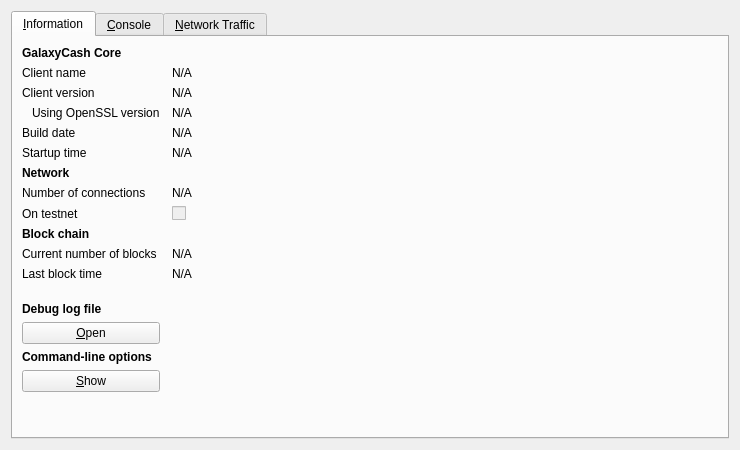
galaxycash/galaxycash, file src/qt/forms/rpcconsole.ui: the form before one commit.
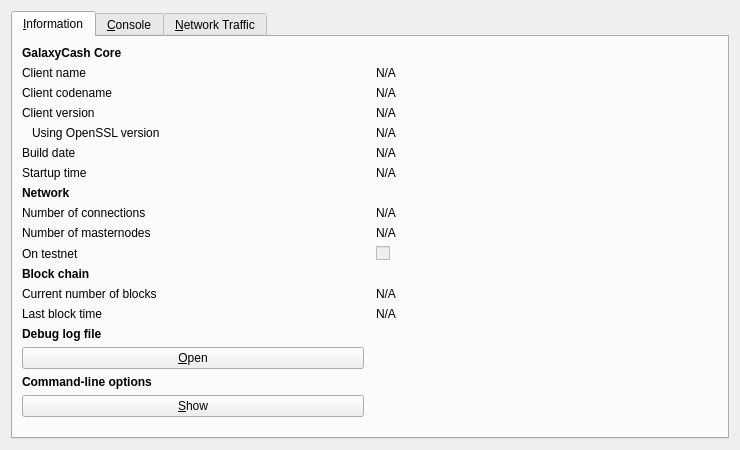
The form after the commit. Icons and pictures are not drawn. Custom widgets are drawn as their Qt base class.

Diff of the .ui file:
```diff
--- a/src/qt/forms/rpcconsole.ui
+++ b/src/qt/forms/rpcconsole.ui
@@ -23,12 +23,32 @@
       <attribute name="title">
        <string>&amp;Information</string>
       </attribute>
-      <layout class="QGridLayout" name="gridLayout" columnstretch="0,1">
+      <layout class="QGridLayout" name="gridLayout" columnstretch="0,0">
        <property name="horizontalSpacing">
         <number>12</number>
        </property>
-       <item row="0" column="0">
-        <widget class="QLabel" name="label_9">
+       <item row="13" column="0">
+        <widget class="QLabel" name="label_2">
+         <property name="text">
+          <string>Last block time</string>
+         </property>
+        </widget>
+       </item>
+       <item row="16" column="0">
+        <widget class="QPushButton" name="openDebugLogfileButton">
+         <property name="toolTip">
+          <string>Open the GalaxyCash debug log file from the current data directory. This can take a few seconds for large log files.</string>
+         </property>
+         <property name="text">
+          <string>&amp;Open</string>
+         </property>
+         <property name="autoDefault">
+          <bool>false</bool>
+         </property>
+        </widget>
+       </item>
+       <item row="15" column="0">
+        <widget class="QLabel" name="labelDebugLogfile">
          <property name="font">
           <font>
            <weight>75</weight>
@@ -36,7 +56,90 @@
           </font>
          </property>
          <property name="text">
-          <string>GalaxyCash Core</string>
+          <string>Debug log file</string>
+         </property>
+        </widget>
+       </item>
+       <item row="18" column="0">
+        <widget class="QPushButton" name="showCLOptionsButton">
+         <property name="toolTip">
+          <string>Show the GalaxyCash-Qt help message to get a list with possible GalaxyCash command-line options.</string>
+         </property>
+         <property name="text">
+          <string>&amp;Show</string>
+         </property>
+         <property name="autoDefault">
+          <bool>false</bool>
+         </property>
+        </widget>
+       </item>
+       <item row="19" column="0">
+        <spacer name="verticalSpacer">
+         <property name="orientation">
+          <enum>Qt::Vertical</enum>
+         </property>
+         <property name="sizeHint" stdset="0">
+          <size>
+           <width>20</width>
+           <height>40</height>
+          </size>
+         </property>
+        </spacer>
+       </item>
+       <item row="2" column="1">
+        <widget class="QLabel" name="clientCodename">
+         <property name="text">
+          <string>N/A</string>
+         </property>
+        </widget>
+       </item>
+       <item row="2" column="0">
+        <widget class="QLabel" name="label_4">
+         <property name="text">
+          <string>Client codename</string>
+         </property>
+        </widget>
+       </item>
+       <item row="17" column="0">
+        <widget class="QLabel" name="labelCLOptions">
+         <property name="font">
+          <font>
+           <weight>75</weight>
+           <bold>true</bold>
+          </font>
+         </property>
+         <property name="text">
+          <string>Command-line options</string>
+         </property>
+        </widget>
+       </item>
+       <item row="9" column="0">
+        <widget class="QLabel" name="label_15">
+         <property name="text">
+          <string>Number of masternodes</string>
+         </property>
+        </widget>
+       </item>
+       <item row="3" column="0">
+        <widget class="QLabel" name="label_6">
+         <property name="text">
+          <string>Client version</string>
+         </property>
+        </widget>
+       </item>
+       <item row="3" column="1">
+        <widget class="QLabel" name="clientVersion">
+         <property name="cursor">
+          <cursorShape>IBeamCursor</cursorShape>
+         </property>
+         <property name="text">
+          <string>N/A</string>
+         </property>
+         <property name="textFormat">
+          <enum>Qt::PlainText</enum>
+         </property>
+         <property name="textInteractionFlags">
+          <set>Qt::LinksAccessibleByMouse|Qt::TextSelectableByKeyboard|Qt::TextSelectableByMouse</set>
          </property>
         </widget>
        </item>
@@ -47,6 +150,19 @@
          </property>
         </widget>
        </item>
+       <item row="0" column="0">
+        <widget class="QLabel" name="label_9">
+         <property name="font">
+          <font>
+           <weight>75</weight>
+           <bold>true</bold>
+          </font>
+         </property>
+         <property name="text">
+          <string>GalaxyCash Core</string>
+         </property>
+        </widget>
+       </item>
        <item row="1" column="1">
         <widget class="QLabel" name="clientName">
          <property name="cursor">
@@ -63,30 +179,14 @@
          </property>
         </widget>
        </item>
-       <item row="2" column="0">
-        <widget class="QLabel" name="label_6">
+       <item row="5" column="0">
+        <widget class="QLabel" name="label_12">
          <property name="text">
-          <string>Client version</string>
+          <string>Build date</string>
          </property>
         </widget>
        </item>
-       <item row="2" column="1">
-        <widget class="QLabel" name="clientVersion">
-         <property name="cursor">
-          <cursorShape>IBeamCursor</cursorShape>
-         </property>
-         <property name="text">
-          <string>N/A</string>
-         </property>
-         <property name="textFormat">
-          <enum>Qt::PlainText</enum>
-         </property>
-         <property name="textInteractionFlags">
-          <set>Qt::LinksAccessibleByMouse|Qt::TextSelectableByKeyboard|Qt::TextSelectableByMouse</set>
-         </property>
-        </widget>
-       </item>
-       <item row="3" column="0">
+       <item row="4" column="0">
         <widget class="QLabel" name="label_14">
          <property name="text">
           <string>Using OpenSSL version</string>
@@ -96,54 +196,15 @@
          </property>
         </widget>
        </item>
-       <item row="3" column="1">
-        <widget class="QLabel" name="openSSLVersion">
-         <property name="cursor">
-          <cursorShape>IBeamCursor</cursorShape>
-         </property>
-         <property name="text">
-          <string>N/A</string>
-         </property>
-         <property name="textFormat">
-          <enum>Qt::PlainText</enum>
-         </property>
-         <property name="textInteractionFlags">
-          <set>Qt::LinksAccessibleByMouse|Qt::TextSelectableByKeyboard|Qt::TextSelectableByMouse</set>
-         </property>
-        </widget>
-       </item>
-       <item row="4" column="0">
-        <widget class="QLabel" name="label_12">
-         <property name="text">
-          <string>Build date</string>
-         </property>
-        </widget>
-       </item>
-       <item row="4" column="1">
-        <widget class="QLabel" name="buildDate">
-         <property name="cursor">
-          <cursorShape>IBeamCursor</cursorShape>
-         </property>
-         <property name="text">
-          <string>N/A</string>
-         </property>
-         <property name="textFormat">
-          <enum>Qt::PlainText</enum>
-         </property>
-         <property name="textInteractionFlags">
-          <set>Qt::LinksAccessibleByMouse|Qt::TextSelectableByKeyboard|Qt::TextSelectableByMouse</set>
-         </property>
-        </widget>
-       </item>
-       <item row="5" column="0">
+       <item row="6" column="0">
         <widget class="QLabel" name="label_13">
          <property name="text">
           <string>Startup time</string>
          </property>
         </widget>
        </item>
-       <item row="5" column="1">
-        <widget class="QLabel" name="startupTime">
+       <item row="4" column="1">
+        <widget class="QLabel" name="openSSLVersion">
          <property name="cursor">
           <cursorShape>IBeamCursor</cursorShape>
          </property>
@@ -158,7 +219,7 @@
          </property>
         </widget>
        </item>
-       <item row="6" column="0">
+       <item row="7" column="0">
         <widget class="QLabel" name="label_11">
          <property name="font">
           <font>
@@ -171,37 +232,7 @@
          </property>
         </widget>
        </item>
-       <item row="7" column="0">
-        <widget class="QLabel" name="label_7">
-         <property name="text">
-          <string>Number of connections</string>
-         </property>
-        </widget>
-       </item>
-       <item row="7" column="1">
-        <widget class="QLabel" name="numberOfConnections">
-         <property name="cursor">
-          <cursorShape>IBeamCursor</cursorShape>
-         </property>
-         <property name="text">
-          <string>N/A</string>
-         </property>
-         <property name="textFormat">
-          <enum>Qt::PlainText</enum>
-         </property>
-         <property name="textInteractionFlags">
-          <set>Qt::LinksAccessibleByMouse|Qt::TextSelectableByKeyboard|Qt::TextSelectableByMouse</set>
-         </property>
-        </widget>
-       </item>
-       <item row="8" column="0">
-        <widget class="QLabel" name="label_8">
-         <property name="text">
-          <string>On testnet</string>
-         </property>
-        </widget>
-       </item>
-       <item row="8" column="1">
+       <item row="10" column="1">
         <widget class="QCheckBox" name="isTestNet">
          <property name="enabled">
           <bool>false</bool>
@@ -211,7 +242,62 @@
          </property>
         </widget>
        </item>
-       <item row="9" column="0">
+       <item row="6" column="1">
+        <widget class="QLabel" name="startupTime">
+         <property name="cursor">
+          <cursorShape>IBeamCursor</cursorShape>
+         </property>
+         <property name="text">
+          <string>N/A</string>
+         </property>
+         <property name="textFormat">
+          <enum>Qt::PlainText</enum>
+         </property>
+         <property name="textInteractionFlags">
+          <set>Qt::LinksAccessibleByMouse|Qt::TextSelectableByKeyboard|Qt::TextSelectableByMouse</set>
+         </property>
+        </widget>
+       </item>
+       <item row="5" column="1">
+        <widget class="QLabel" name="buildDate">
+         <property name="cursor">
+          <cursorShape>IBeamCursor</cursorShape>
+         </property>
+         <property name="text">
+          <string>N/A</string>
+         </property>
+         <property name="textFormat">
+          <enum>Qt::PlainText</enum>
+         </property>
+         <property name="textInteractionFlags">
+          <set>Qt::LinksAccessibleByMouse|Qt::TextSelectableByKeyboard|Qt::TextSelectableByMouse</set>
+         </property>
+        </widget>
+       </item>
+       <item row="8" column="0">
+        <widget class="QLabel" name="label_7">
+         <property name="text">
+          <string>Number of connections</string>
+         </property>
+        </widget>
+       </item>
+       <item row="8" column="1">
+        <widget class="QLabel" name="numberOfConnections">
+         <property name="cursor">
+          <cursorShape>IBeamCursor</cursorShape>
+         </property>
+         <property name="text">
+          <string>N/A</string>
+         </property>
+         <property name="textFormat">
+          <enum>Qt::PlainText</enum>
+         </property>
+         <property name="textInteractionFlags">
+          <set>Qt::LinksAccessibleByMouse|Qt::TextSelectableByKeyboard|Qt::TextSelectableByMouse</set>
+         </property>
+        </widget>
+       </item>
+       <item row="11" column="0">
         <widget class="QLabel" name="label_10">
          <property name="font">
           <font>
@@ -225,13 +311,13 @@
         </widget>
        </item>
        <item row="10" column="0">
-        <widget class="QLabel" name="label_3">
+        <widget class="QLabel" name="label_8">
          <property name="text">
-          <string>Current number of blocks</string>
+          <string>On testnet</string>
          </property>
         </widget>
        </item>
-       <item row="10" column="1">
+       <item row="12" column="1">
         <widget class="QLabel" name="numberOfBlocks">
          <property name="cursor">
           <cursorShape>IBeamCursor</cursorShape>
@@ -247,14 +333,7 @@
          </property>
         </widget>
        </item>
-       <item row="11" column="0">
-        <widget class="QLabel" name="label_2">
-         <property name="text">
-          <string>Last block time</string>
-         </property>
-        </widget>
-       </item>
-       <item row="11" column="1">
+       <item row="13" column="1">
         <widget class="QLabel" name="lastBlockTime">
          <property name="cursor">
           <cursorShape>IBeamCursor</cursorShape>
@@ -270,7 +349,7 @@
          </property>
         </widget>
        </item>
-       <item row="12" column="0">
+       <item row="14" column="0">
         <spacer name="verticalSpacer_2">
          <property name="orientation">
           <enum>Qt::Vertical</enum>
@@ -283,71 +362,20 @@
          </property>
         </spacer>
        </item>
-       <item row="13" column="0">
-        <widget class="QLabel" name="labelDebugLogfile">
-         <property name="font">
-          <font>
-           <weight>75</weight>
-           <bold>true</bold>
-          </font>
-         </property>
+       <item row="12" column="0">
+        <widget class="QLabel" name="label_3">
          <property name="text">
-          <string>Debug log file</string>
+          <string>Current number of blocks</string>
          </property>
         </widget>
        </item>
-       <item row="14" column="0">
-        <widget class="QPushButton" name="openDebugLogfileButton">
-         <property name="toolTip">
-          <string>Open the GalaxyCash debug log file from the current data directory. This can take a few seconds for large log files.</string>
-         </property>
+       <item row="9" column="1">
+        <widget class="QLabel" name="numberOfMasternodes">
          <property name="text">
-          <string>&amp;Open</string>
+          <string>N/A</string>
          </property>
-         <property name="autoDefault">
-          <bool>false</bool>
-         </property>
         </widget>
        </item>
-       <item row="15" column="0">
-        <widget class="QLabel" name="labelCLOptions">
-         <property name="font">
-          <font>
-           <weight>75</weight>
-           <bold>true</bold>
-          </font>
-         </property>
-         <property name="text">
-          <string>Command-line options</string>
-         </property>
-        </widget>
-       </item>
-       <item row="16" column="0">
-        <widget class="QPushButton" name="showCLOptionsButton">
-         <property name="toolTip">
-          <string>Show the GalaxyCash-Qt help message to get a list with possible GalaxyCash command-line options.</string>
-         </property>
-         <property name="text">
-          <string>&amp;Show</string>
-         </property>
-         <property name="autoDefault">
-          <bool>false</bool>
-         </property>
-        </widget>
-       </item>
-       <item row="17" column="0">
-        <spacer name="verticalSpacer">
-         <property name="orientation">
-          <enum>Qt::Vertical</enum>
-         </property>
-         <property name="sizeHint" stdset="0">
-          <size>
-           <width>20</width>
-           <height>40</height>
-          </size>
-         </property>
-        </spacer>
-       </item>
       </layout>
      </widget>
      <widget class="QWidget" name="tab_console">
```
